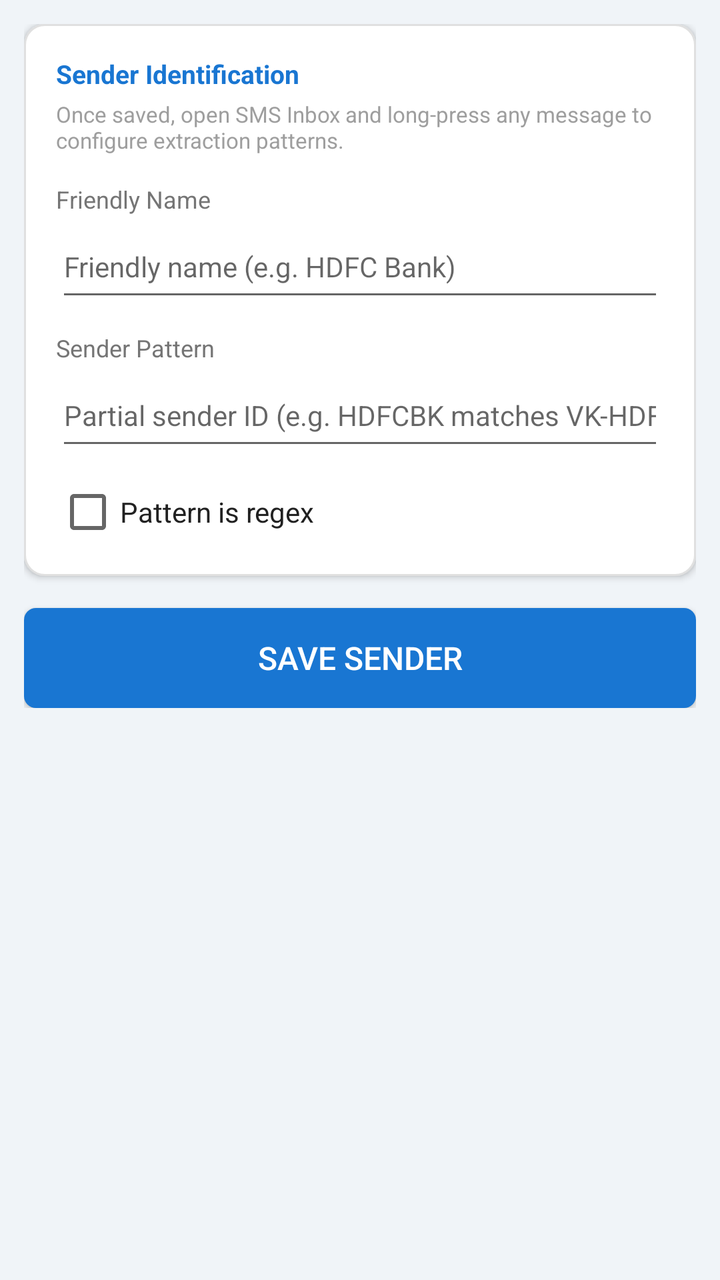
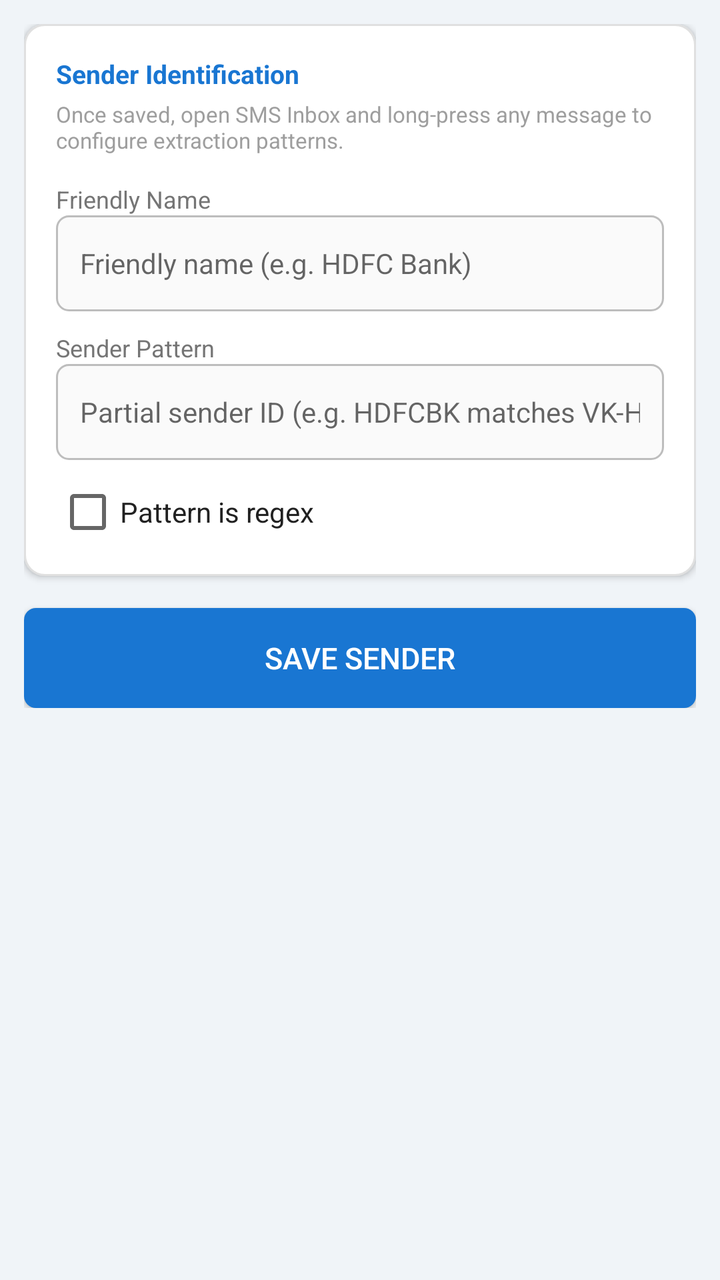

Compare the two renders of this Android layout. The source of the first and the diff that turns it into the second are given below.
<!-- AndroidManifest.xml: application theme android:Theme.Material.Light.DarkActionBar -->
<!-- res/layout/activity_sender_template.xml -->
<?xml version="1.0" encoding="utf-8"?>
<ScrollView xmlns:android="http://schemas.android.com/apk/res/android"
    android:layout_width="match_parent"
    android:layout_height="match_parent"
    android:background="#F0F4F8">

    <LinearLayout
        android:layout_width="match_parent"
        android:layout_height="wrap_content"
        android:orientation="vertical"
        android:paddingLeft="12dp"
        android:paddingRight="12dp"
        android:paddingTop="12dp"
        android:paddingBottom="24dp">

        <LinearLayout
            android:layout_width="match_parent"
            android:layout_height="wrap_content"
            android:orientation="vertical"
            android:background="@drawable/bg_card"
            android:elevation="2dp"
            android:padding="16dp"
            android:layout_marginBottom="16dp">

            <TextView
                android:layout_width="match_parent"
                android:layout_height="wrap_content"
                android:text="Sender Identification"
                android:textColor="#1976D2"
                android:textSize="13sp"
                android:textStyle="bold"
                android:layout_marginBottom="4dp" />

            <TextView
                android:layout_width="match_parent"
                android:layout_height="wrap_content"
                android:text="Once saved, open SMS Inbox and long-press any message to configure extraction patterns."
                android:textColor="#9E9E9E"
                android:textSize="11sp"
                android:layout_marginBottom="14dp" />

            <TextView android:layout_width="match_parent" android:layout_height="wrap_content"
                android:text="Friendly Name" android:textColor="#757575" android:textSize="12sp" />
            <EditText
                android:id="@+id/etDisplayName"
                android:layout_width="match_parent"
                android:layout_height="48dp"
                android:hint="@string/hint_display_name"
                android:inputType="textCapWords"
                android:textSize="14sp"
                android:textColor="#212121"
                android:layout_marginBottom="10dp" />

            <TextView android:layout_width="match_parent" android:layout_height="wrap_content"
                android:text="Sender Pattern" android:textColor="#757575" android:textSize="12sp" />
            <EditText
                android:id="@+id/etPattern"
                android:layout_width="match_parent"
                android:layout_height="48dp"
                android:hint="@string/hint_sender_pattern"
                android:inputType="text"
                android:textSize="14sp"
                android:textColor="#212121"
                android:layout_marginBottom="10dp" />

            <CheckBox
                android:id="@+id/cbIsRegex"
                android:layout_width="match_parent"
                android:layout_height="wrap_content"
                android:text="@string/label_is_regex"
                android:textSize="14sp"
                android:textColor="#212121" />

        </LinearLayout>

        <Button
            android:id="@+id/btnSaveSender"
            android:layout_width="match_parent"
            android:layout_height="50dp"
            android:text="@string/btn_save_sender"
            android:textColor="#FFFFFF"
            android:textSize="16sp"
            android:background="@drawable/bg_button_primary" />

    </LinearLayout>
</ScrollView>
<!-- resources referenced by this layout -->
<resources>
  <!-- drawable bg_button_primary (drawable) -->
  <?xml version="1.0" encoding="utf-8"?>
  <ripple xmlns:android="http://schemas.android.com/apk/res/android"
      android:color="#1565C0">
      <item>
          <shape android:shape="rectangle">
              <solid android:color="#1976D2" />
              <corners android:radius="6dp" />
          </shape>
      </item>
  </ripple>
  <!-- drawable bg_card (drawable) -->
  <?xml version="1.0" encoding="utf-8"?>
  <shape xmlns:android="http://schemas.android.com/apk/res/android"
      android:shape="rectangle">
      <solid android:color="#FFFFFF" />
      <corners android:radius="10dp" />
      <stroke android:width="1dp" android:color="#E0E0E0" />
  </shape>
  <string name="btn_save_sender">Save Sender</string>
  <string name="hint_display_name">Friendly name (e.g. HDFC Bank)</string>
  <string name="hint_sender_pattern">Partial sender ID (e.g. HDFCBK matches VK-HDFCBK)</string>
  <string name="label_is_regex">Pattern is regex</string>
</resources>

<!-- the commit's change to res/layout/activity_sender_template.xml (unified diff, before → after) -->
@@ -43,6 +43,9 @@
                 android:text="Friendly Name" android:textColor="#757575" android:textSize="12sp" />
             <EditText
                 android:id="@+id/etDisplayName"
+            android:background="@drawable/bg_edittext_outlined"
+            android:paddingLeft="12dp"
+            android:paddingRight="12dp"
                 android:layout_width="match_parent"
                 android:layout_height="48dp"
                 android:hint="@string/hint_display_name"
@@ -55,6 +58,9 @@
                 android:text="Sender Pattern" android:textColor="#757575" android:textSize="12sp" />
             <EditText
                 android:id="@+id/etPattern"
+            android:background="@drawable/bg_edittext_outlined"
+            android:paddingLeft="12dp"
+            android:paddingRight="12dp"
                 android:layout_width="match_parent"
                 android:layout_height="48dp"
                 android:hint="@string/hint_sender_pattern"
@@ -79,7 +85,7 @@
             android:layout_height="50dp"
             android:text="@string/btn_save_sender"
             android:textColor="#FFFFFF"
-            android:textSize="16sp"
+            android:textSize="15sp"
             android:background="@drawable/bg_button_primary" />
 
     </LinearLayout>
<!-- resource entries referenced after the edit -->
@@ -19,6 +19,24 @@
       <corners android:radius="10dp" />
       <stroke android:width="1dp" android:color="#E0E0E0" />
   </shape>
+  <!-- drawable bg_edittext_outlined (drawable) -->
+  <?xml version="1.0" encoding="utf-8"?>
+  <selector xmlns:android="http://schemas.android.com/apk/res/android">
+      <item android:state_focused="true">
+          <shape android:shape="rectangle">
+              <solid android:color="#FFFFFF" />
+              <corners android:radius="6dp" />
+              <stroke android:width="2dp" android:color="#1976D2" />
+          </shape>
+      </item>
+      <item>
+          <shape android:shape="rectangle">
+              <solid android:color="#FAFAFA" />
+              <corners android:radius="6dp" />
+              <stroke android:width="1dp" android:color="#BDBDBD" />
+          </shape>
+      </item>
+  </selector>
   <string name="btn_save_sender">Save Sender</string>
   <string name="hint_display_name">Friendly name (e.g. HDFC Bank)</string>
   <string name="hint_sender_pattern">Partial sender ID (e.g. HDFCBK matches VK-HDFCBK)</string>
